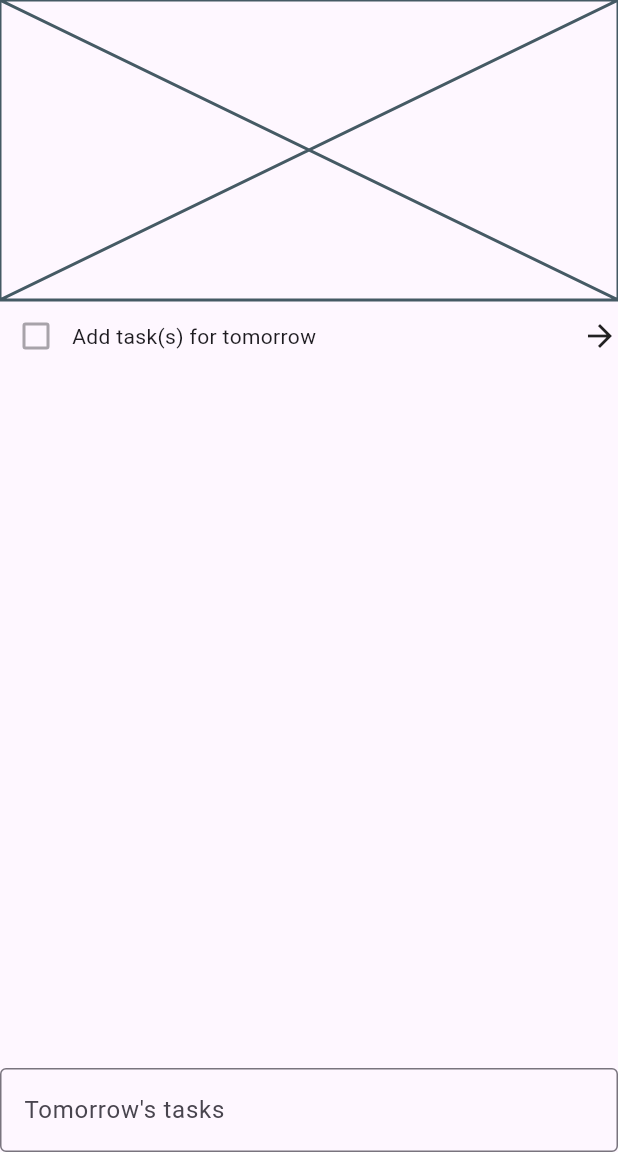
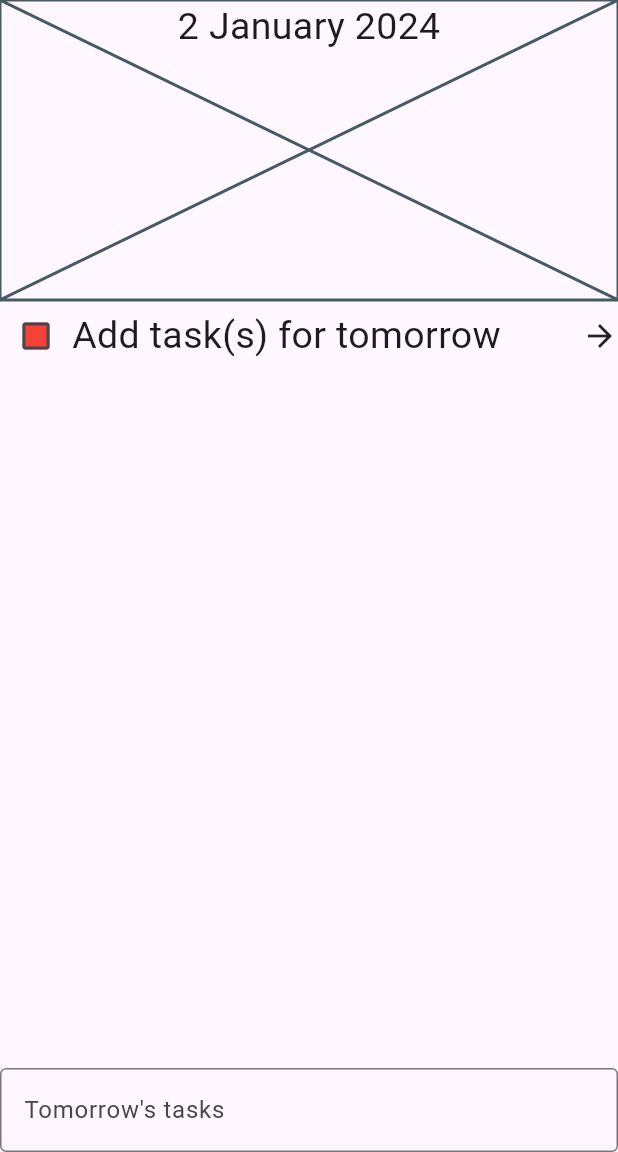
Before and after one commit to archsolar/tomorrow_todo, a Flutter app: the screen it shows after launch, on a phone screen of 412 x 824 dp, the part 84-1236 px from its top. Run offline on Flutter 3.47's test engine with Material 3 defaults, Android fonts, the phone set to English and light mode, and no system bars.

Commit message:
Added incomplete work

```diff
--- a/lib/main.dart
+++ b/lib/main.dart
@@ -1,4 +1,11 @@
 import 'package:flutter/material.dart';
+
+// Idea: check if there are user settings available else fall back to this
+TextTheme defaultTextTheme() {
+  return const TextTheme(
+    bodyMedium: TextStyle(fontSize: 25.0),
+  );
+}
 
 void main() {
   runApp(const MyApp());
@@ -13,12 +20,10 @@ class MyApp extends StatelessWidget {
       title: 'Flutter Demo',
       theme: ThemeData(
         brightness: Brightness.light,
-        /* light theme settings */
+        textTheme: defaultTextTheme(),
       ),
-      darkTheme: ThemeData(
-        brightness: Brightness.dark,
-        /* dark theme settings */
-      ),
+      darkTheme:
+          ThemeData(brightness: Brightness.dark, textTheme: defaultTextTheme()),
       themeMode: ThemeMode.system,
       debugShowCheckedModeBanner: false,
       // Idea: replace
@@ -60,17 +65,16 @@ class _MyHomePageState extends State<MyHomePage> {
               child: ListView(
                 children: const [
                   // Idea an animation of a plant that slowly grows with consistent usage of the app
-                  Placeholder(
-                    fallbackHeight: 200,
-                    fallbackWidth: 300,
-                  ),
-                  Row(
+                  Stack(
                     children: [
-                      Checkbox(value: false, onChanged: null),
-                      Expanded(child: Text("Add task(s) for tomorrow")),
-                      Icon(Icons.arrow_forward), // Add this line
+                      Center(child: Text("2 January 2024")),
+                      Placeholder(
+                        fallbackHeight: 200,
+                        fallbackWidth: 300,
+                      ),
                     ],
                   ),
+                  TaskEntry(),
                 ],
               ),
             ),
@@ -86,3 +90,47 @@ class _MyHomePageState extends State<MyHomePage> {
     );
   }
 }
+
+class TaskEntry extends StatefulWidget {
+  const TaskEntry({super.key});
+
+  @override
+  State<TaskEntry> createState() => _TaskEntryState();
+}
+
+class _TaskEntryState extends State<TaskEntry> {
+  bool isChecked = false;
+  String taskName = "Add task(s) for tomorrow";
+
+  @override
+  Widget build(BuildContext context) {
+    Color getColor(Set<MaterialState> states) {
+      const Set<MaterialState> interactiveStates = <MaterialState>{
+        MaterialState.pressed,
+        MaterialState.hovered,
+        MaterialState.focused,
+      };
+      if (states.any(interactiveStates.contains)) {
+        return Colors.blue;
+      }
+      return Colors.red;
+    }
+
+    return Row(
+      children: [
+        Checkbox(
+          checkColor: Colors.white,
+          fillColor: MaterialStateProperty.resolveWith(getColor),
+          value: isChecked,
+          onChanged: (bool? value) {
+            setState(() {
+              isChecked = value!;
+            });
+          },
+        ),
+        Expanded(child: Text(taskName)),
+        const Icon(Icons.arrow_forward), // Add this line
+      ],
+    );
+  }
+}
--- a/pubspec.yaml
+++ b/pubspec.yaml
@@ -14,3 +14,5 @@ dev_dependencies:
   flutter_lints: ^2.0.0
 flutter:
   uses-material-design: true
+assets:
+  - assets/plant.png
```
